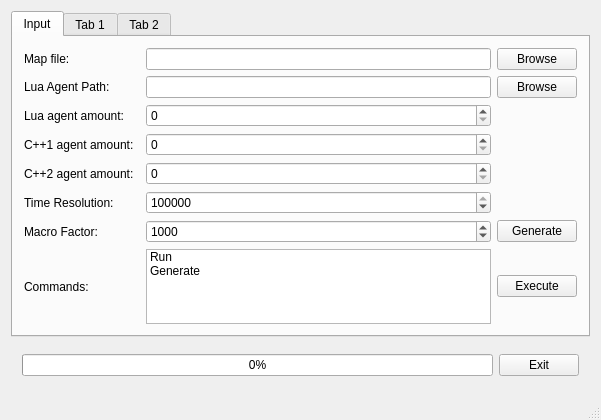
sojoe02/RANA, file mainwindow.ui: the form before one commit.
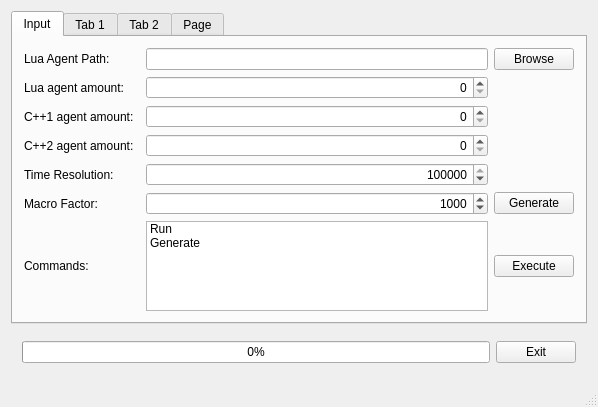
The form after the commit. The open tabs and pages were chosen to show the change.

Commit message: A graphicsScene has ben set up that can load a map image, and draw 'things' ontop of it

```diff
--- a/mainwindow.ui
+++ b/mainwindow.ui
@@ -6,8 +6,8 @@
    <rect>
     <x>0</x>
     <y>0</y>
-    <width>601</width>
-    <height>420</height>
+    <width>598</width>
+    <height>407</height>
    </rect>
   </property>
   <property name="windowTitle">
@@ -18,14 +18,14 @@
     <item>
      <widget class="QTabWidget" name="tabWidget">
       <property name="currentIndex">
-       <number>0</number>
+       <number>2</number>
       </property>
       <widget class="QWidget" name="tab_3">
        <attribute name="title">
         <string>Input</string>
        </attribute>
        <layout class="QGridLayout" name="gridLayout_2">
-        <item row="5" column="0">
+        <item row="4" column="0">
          <widget class="QLabel" name="label_5">
           <property name="toolTip">
            <string>Number of microsteps pr second</string>
@@ -38,14 +38,14 @@
           </property>
          </widget>
         </item>
-        <item row="1" column="3">
-         <widget class="QLineEdit" name="lineEdit"/>
-        </item>
         <item row="0" column="3">
-         <widget class="QLineEdit" name="mapPathInput"/>
+         <widget class="QLineEdit" name="lineEdit"/>
         </item>
-        <item row="5" column="3">
+        <item row="4" column="3">
          <widget class="QSpinBox" name="timeResSpinBox">
+          <property name="alignment">
+           <set>Qt::AlignRight|Qt::AlignTrailing|Qt::AlignVCenter</set>
+          </property>
           <property name="accelerated">
            <bool>true</bool>
           </property>
@@ -63,14 +63,14 @@
           </property>
          </widget>
         </item>
-        <item row="1" column="4">
+        <item row="0" column="4">
          <widget class="QPushButton" name="browseLuaAgentButton">
           <property name="text">
            <string>Browse</string>
           </property>
          </widget>
         </item>
-        <item row="8" column="3">
+        <item row="7" column="3">
          <spacer name="verticalSpacer_2">
           <property name="orientation">
            <enum>Qt::Vertical</enum>
@@ -86,35 +86,31 @@
           </property>
          </spacer>
         </item>
-        <item row="9" column="0">
+        <item row="8" column="0">
          <widget class="QLabel" name="label_8">
           <property name="text">
            <string>Commands:</string>
           </property>
          </widget>
         </item>
-        <item row="4" column="3">
+        <item row="3" column="3">
          <widget class="QSpinBox" name="c2AgentSpinBox">
+          <property name="alignment">
+           <set>Qt::AlignRight|Qt::AlignTrailing|Qt::AlignVCenter</set>
+          </property>
           <property name="maximum">
            <number>1000</number>
           </property>
          </widget>
         </item>
-        <item row="0" column="4">
-         <widget class="QPushButton" name="browseMapButton">
-          <property name="text">
-           <string>Browse</string>
-          </property>
-         </widget>
-        </item>
-        <item row="9" column="4">
+        <item row="8" column="4">
          <widget class="QPushButton" name="runButton">
           <property name="text">
            <string>Execute</string>
           </property>
          </widget>
         </item>
-        <item row="7" column="0">
+        <item row="6" column="0">
          <widget class="QLabel" name="label_6">
           <property name="toolTip">
            <string>Number of mirosteps pr macrostep</string>
@@ -124,28 +120,31 @@
           </property>
          </widget>
         </item>
-        <item row="4" column="0">
+        <item row="3" column="0">
          <widget class="QLabel" name="label_4">
           <property name="text">
            <string>C++2 agent amount:</string>
           </property>
          </widget>
         </item>
-        <item row="3" column="3">
+        <item row="2" column="3">
          <widget class="QSpinBox" name="c1AgentSpinBox">
+          <property name="alignment">
+           <set>Qt::AlignRight|Qt::AlignTrailing|Qt::AlignVCenter</set>
+          </property>
           <property name="maximum">
            <number>1000</number>
           </property>
          </widget>
         </item>
-        <item row="1" column="0">
+        <item row="0" column="0">
          <widget class="QLabel" name="label">
           <property name="text">
            <string>Lua Agent Path:</string>
           </property>
          </widget>
         </item>
-        <item row="9" column="3">
+        <item row="8" column="3">
          <widget class="QListWidget" name="listWidget">
           <property name="sizePolicy">
            <sizepolicy hsizetype="Expanding" vsizetype="Preferred">
@@ -171,8 +170,11 @@
           </item>
          </widget>
         </item>
-        <item row="7" column="3">
+        <item row="6" column="3">
          <widget class="QSpinBox" name="macroSpinBox">
+          <property name="alignment">
+           <set>Qt::AlignRight|Qt::AlignTrailing|Qt::AlignVCenter</set>
+          </property>
           <property name="maximum">
            <number>1000000000</number>
           </property>
@@ -184,42 +186,38 @@
           </property>
          </widget>
         </item>
-        <item row="3" column="0">
+        <item row="2" column="0">
          <widget class="QLabel" name="label_3">
           <property name="text">
            <string>C++1 agent amount:</string>
           </property>
          </widget>
         </item>
-        <item row="2" column="0">
+        <item row="1" column="0">
          <widget class="QLabel" name="label_2">
           <property name="text">
            <string>Lua agent amount:</string>
           </property>
          </widget>
         </item>
-        <item row="7" column="4">
+        <item row="6" column="4">
          <widget class="QPushButton" name="generateButton">
           <property name="text">
            <string>Generate</string>
           </property>
          </widget>
         </item>
-        <item row="0" column="0">
-         <widget class="QLabel" name="label_7">
-          <property name="text">
-           <string>Map file:</string>
-          </property>
-         </widget>
-        </item>
-        <item row="2" column="3">
+        <item row="1" column="3">
          <widget class="QSpinBox" name="luaSpinBox">
+          <property name="alignment">
+           <set>Qt::AlignRight|Qt::AlignTrailing|Qt::AlignVCenter</set>
+          </property>
           <property name="maximum">
            <number>1000</number>
           </property>
          </widget>
         </item>
-        <item row="7" column="1">
+        <item row="6" column="1">
          <widget class="Line" name="line">
           <property name="orientation">
            <enum>Qt::Horizontal</enum>
@@ -242,6 +240,34 @@
        <attribute name="title">
         <string>Tab 2</string>
        </attribute>
+       <layout class="QGridLayout" name="gridLayout_4">
+        <item row="1" column="0">
+         <widget class="QLabel" name="label_7">
+          <property name="text">
+           <string>Image file:</string>
+          </property>
+         </widget>
+        </item>
+        <item row="1" column="2">
+         <widget class="QPushButton" name="browseMapButton">
+          <property name="text">
+           <string>Browse</string>
+          </property>
+         </widget>
+        </item>
+        <item row="1" column="1">
+         <widget class="QLineEdit" name="mapPathInput"/>
+        </item>
+        <item row="2" column="0" colspan="3">
+         <widget class="QGraphicsView" name="graphicsView"/>
+        </item>
+       </layout>
+      </widget>
+      <widget class="QWidget" name="tab_4">
+       <attribute name="title">
+        <string>Page</string>
+       </attribute>
+       <layout class="QGridLayout" name="gridLayout_6"/>
       </widget>
      </widget>
     </item>
```
The commit also changes 2 other files.
